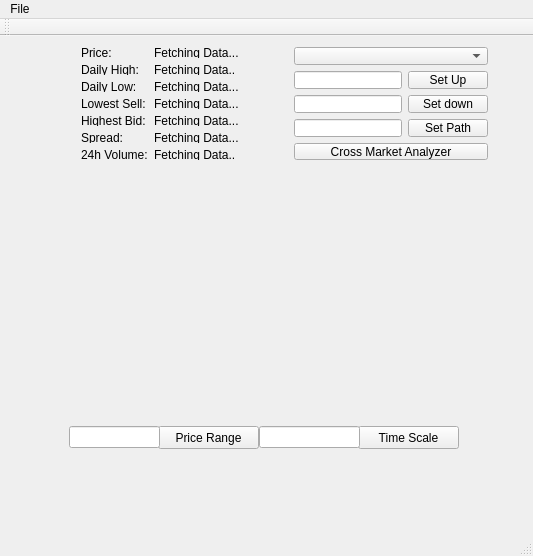
Above: src/mainwindow.ui from DrGrid/Crypto-Ticker before the change. Below: the same form after it.
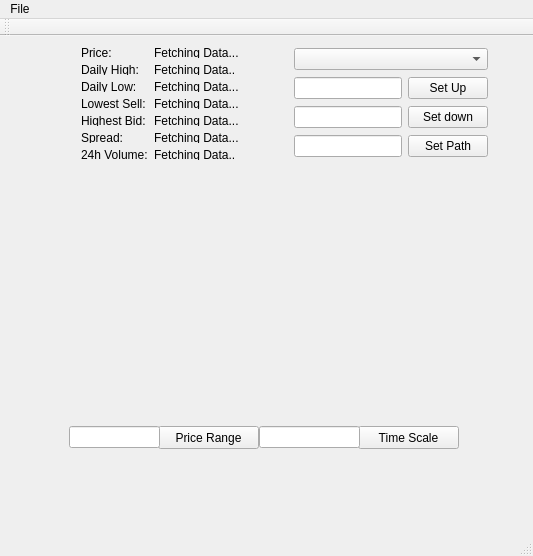
That is the form after the change. Custom widgets are drawn as their Qt base class.

What changed in the file:
```diff
--- a/src/mainwindow.ui
+++ b/src/mainwindow.ui
@@ -206,13 +206,6 @@
          </property>
         </widget>
        </item>
-       <item row="4" column="0" colspan="2">
-        <widget class="QPushButton" name="push_cross_market">
-         <property name="text">
-          <string>Cross Market Analyzer</string>
-         </property>
-        </widget>
-       </item>
       </layout>
      </item>
     </layout>
```
